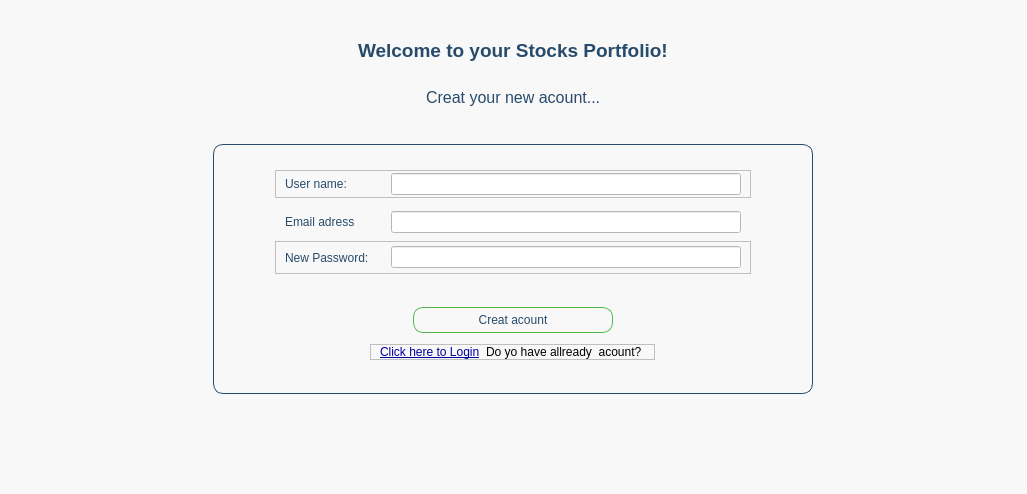
Old version of the form view/ui/sginup.ui in the repository MYI26/My_Portfolio_Manager.
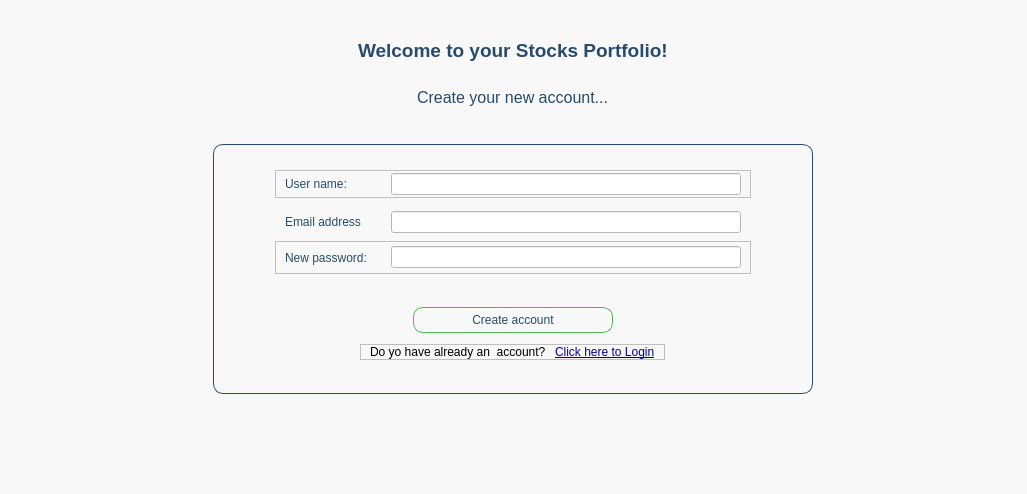
New version of the form.

```diff
--- a/view/ui/sginup.ui
+++ b/view/ui/sginup.ui
@@ -50,7 +50,7 @@
       <string notr="true">color: rgb(40, 75, 107)</string>
      </property>
      <property name="text">
-      <string>Creat your new acount...</string>
+      <string>Create your new account...</string>
      </property>
     </widget>
    </item>
@@ -251,7 +251,7 @@
             <string notr="true">color: rgb(40, 75, 107);</string>
            </property>
            <property name="text">
-            <string>Email adress</string>
+            <string>Email address</string>
            </property>
           </widget>
          </item>
@@ -324,7 +324,7 @@
             <string notr="true">color: rgb(40, 75, 107);</string>
            </property>
            <property name="text">
-            <string>New Password:</string>
+            <string>New password:</string>
            </property>
           </widget>
          </item>
@@ -363,12 +363,15 @@
 </string>
         </property>
         <property name="text">
-         <string>Creat acount</string>
+         <string>Create account</string>
         </property>
        </widget>
       </item>
       <item alignment="Qt::AlignHCenter|Qt::AlignVCenter">
        <widget class="QFrame" name="frame_4">
+        <property name="layoutDirection">
+         <enum>Qt::RightToLeft</enum>
+        </property>
         <property name="frameShape">
          <enum>QFrame::StyledPanel</enum>
         </property>
@@ -400,7 +403,7 @@
          <item>
           <widget class="QLabel" name="label_3">
            <property name="text">
-            <string>Do yo have allready  acount? </string>
+            <string>Do yo have already an  account? </string>
            </property>
           </widget>
          </item>
```
